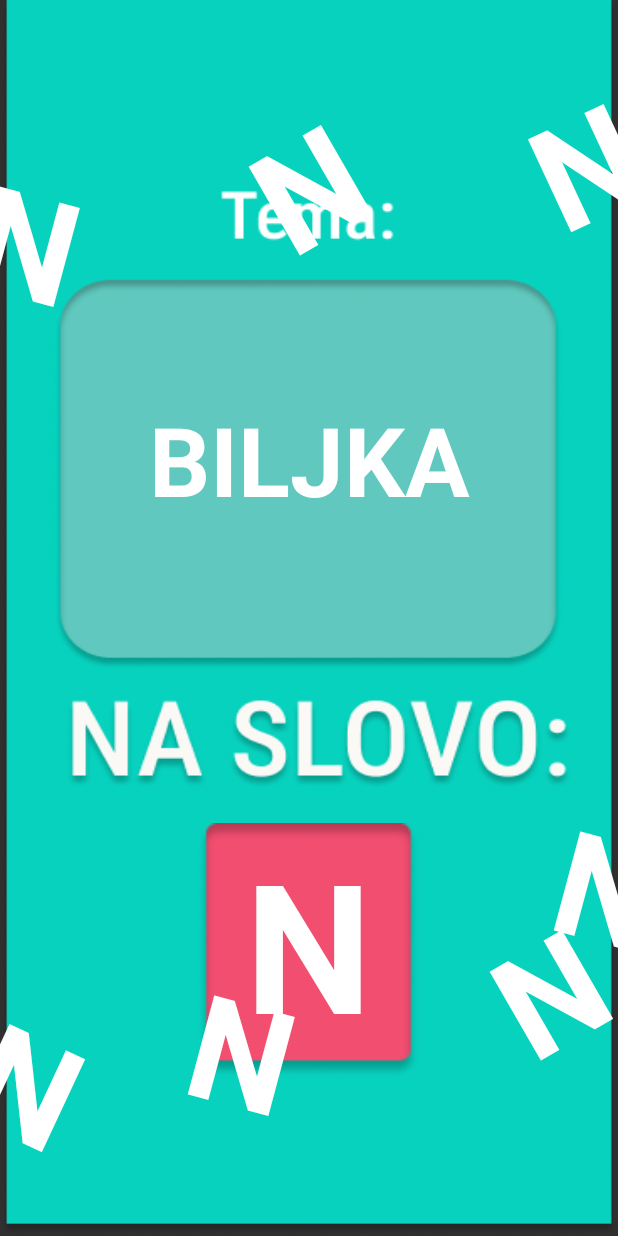
After one commit to milanv003/DrinkingGames, an Android app: the PijazbukaGameActivity screen opened directly, with no data from a screen before it, on a phone screen of 412 x 824 dp. The commit adds this screen. Run offline under Robolectric (Android 15) with nearby library versions, the phone set to English and light mode, and no system bars.

Commit message:
nedovrsen pijazbuka komit

```diff
--- /dev/null
+++ b/app/src/main/java/com/example/dg_demo/PijazbukaGameActivity.java
@@ -0,0 +1,67 @@
+package com.example.dg_demo;
+
+import androidx.appcompat.app.AppCompatActivity;
+
+import android.os.Bundle;
+import android.os.CountDownTimer;
+import android.view.View;
+import android.widget.TextView;
+import android.widget.Toast;
+
+import java.util.Random;
+
+public class PijazbukaGameActivity extends AppCompatActivity {
+
+    private TextView textTema;
+    private TextView[] textSlovo;
+
+    private String[] slova={"A","B","C","Č","Ć","D","Đ","E","F","G","H","I","J","K","L","LJ","M","N"
+            ,"NJ","O","P","R","S","Š","T","U","V","Z","Ž"};
+
+    private String[] teme={"SPORT","ŽIVOTINJA","ZEMLJA","GRAD","FILM","JEZERO","PLANINA","REKA"
+            ,"BILJKA","PREDMET","IME","POZNATA LIČNOST"};
+
+    private int brojIgraca = MainActivity.names.size();
+
+    private String trenSlovo,trenTema;
+
+    @Override
+    protected void onCreate(Bundle savedInstanceState) {
+        super.onCreate(savedInstanceState);
+        setContentView(R.layout.activity_pijazbuka_game);
+
+        textSlovo= new TextView[]{findViewById(R.id.textSlovoGlavno),
+                findViewById(R.id.textSlovo1), findViewById(R.id.textSlovo2), findViewById(R.id.textSlovo3)
+                , findViewById(R.id.textSlovo4), findViewById(R.id.textSlovo5), findViewById(R.id.textSlovo6)
+                , findViewById(R.id.textSlovo7)};
+        textTema=findViewById(R.id.textTema);
+        textSlovo[0].setOnClickListener(new View.OnClickListener() {
+            @Override
+            public void onClick(View view) {
+
+            }
+        });
+
+        dodelaSlovaITeme(false);
+
+
+    }
+
+    private void dodelaSlovaITeme(boolean megarandom)
+    {
+        Random rand=new Random();
+
+        trenSlovo=slova[rand.nextInt(slova.length)];
+        trenTema=teme[rand.nextInt(teme.length)];
+
+        for (TextView textView : textSlovo) {
+            textView.setText(trenSlovo);
+            if(megarandom)
+                trenSlovo=slova[rand.nextInt(slova.length)];
+        }
+        textTema.setText(trenTema);
+    }
+
+
+
+}
--- /dev/null
+++ b/app/src/main/res/drawable/play_button.xml
@@ -0,0 +1,5 @@
+<shape xmlns:android="http://schemas.android.com/apk/res/android"
+    android:shape="rectangle">
+    <corners android:radius="20dp" /> <!-- Adjust the radius as needed -->
+    <solid android:color="#F24E70" /> <!-- Set the button color -->
+</shape>
--- /dev/null
+++ b/app/src/main/res/layout/activity_pijazbuka_game.xml
@@ -0,0 +1,152 @@
+<?xml version="1.0" encoding="utf-8"?>
+<androidx.constraintlayout.widget.ConstraintLayout xmlns:android="http://schemas.android.com/apk/res/android"
+    xmlns:app="http://schemas.android.com/apk/res-auto"
+    xmlns:tools="http://schemas.android.com/tools"
+    android:layout_width="match_parent"
+    android:layout_height="match_parent"
+    android:background="@mipmap/pijazbuka_game2"
+    tools:context=".PijazbukaGameActivity">
+
+    <TextView
+        android:id="@+id/textSlovoGlavno"
+        android:layout_width="wrap_content"
+        android:layout_height="wrap_content"
+        android:background="@mipmap/rectangle_red"
+        android:text="D"
+        android:textColor="@color/white"
+        android:textSize="120sp"
+        android:paddingBottom="10dp"
+        android:paddingHorizontal="32dp"
+        android:textStyle="bold"
+        app:layout_constraintBottom_toBottomOf="parent"
+        app:layout_constraintEnd_toEndOf="parent"
+        app:layout_constraintHorizontal_bias="0.498"
+        app:layout_constraintStart_toStartOf="parent"
+        app:layout_constraintTop_toTopOf="parent"
+        app:layout_constraintVertical_bias="0.839" />
+
+    <TextView
+        android:id="@+id/textTema"
+        android:layout_width="300dp"
+        android:layout_height="wrap_content"
+        android:text="OSOBA"
+        android:textAlignment="center"
+        android:textColor="@color/white"
+        android:textSize="64sp"
+        android:textStyle="bold"
+        app:layout_constraintBottom_toBottomOf="parent"
+        app:layout_constraintEnd_toEndOf="parent"
+        app:layout_constraintStart_toStartOf="parent"
+        app:layout_constraintTop_toTopOf="parent"
+        app:layout_constraintVertical_bias="0.357" />
+
+    <TextView
+        android:id="@+id/textSlovo7"
+        android:layout_width="wrap_content"
+        android:layout_height="wrap_content"
+        android:layout_marginBottom="636dp"
+        android:rotation="330"
+        android:text="D"
+        android:textColor="@color/white"
+        android:textSize="96sp"
+        android:textStyle="bold"
+        app:layout_constraintBottom_toBottomOf="parent"
+        app:layout_constraintEnd_toEndOf="parent"
+        app:layout_constraintHorizontal_bias="0.498"
+        app:layout_constraintStart_toStartOf="parent" />
+
+    <TextView
+        android:id="@+id/textSlovo6"
+        android:layout_width="wrap_content"
+        android:layout_height="wrap_content"
+        android:layout_marginStart="356dp"
+        android:rotation="335"
+        android:text="D"
+        android:textColor="@color/white"
+        android:textSize="96sp"
+        android:textStyle="bold"
+        app:layout_constraintBottom_toBottomOf="parent"
+        app:layout_constraintStart_toStartOf="parent"
+        app:layout_constraintTop_toTopOf="parent"
+        app:layout_constraintVertical_bias="0.064" />
+
+    <TextView
+        android:id="@+id/textSlovo5"
+        android:layout_width="wrap_content"
+        android:layout_height="wrap_content"
+        android:layout_marginEnd="360dp"
+        android:rotation="15"
+        android:text="D"
+        android:textColor="@color/white"
+        android:textSize="96sp"
+        android:textStyle="bold"
+        app:layout_constraintBottom_toBottomOf="parent"
+        app:layout_constraintEnd_toEndOf="parent"
+        app:layout_constraintTop_toTopOf="parent"
+        app:layout_constraintVertical_bias="0.139" />
+
+    <TextView
+        android:id="@+id/textSlovo4"
+        android:layout_width="wrap_content"
+        android:layout_height="wrap_content"
+        android:layout_marginStart="372dp"
+        android:rotation="15"
+        android:text="D"
+        android:textColor="@color/white"
+        android:textSize="96sp"
+        android:textStyle="bold"
+        app:layout_constraintBottom_toBottomOf="parent"
+        app:layout_constraintStart_toStartOf="parent"
+        app:layout_constraintTop_toTopOf="parent"
+        app:layout_constraintVertical_bias="0.757" />
+
+    <TextView
+        android:id="@+id/textSlovo1"
+        android:layout_width="wrap_content"
+        android:layout_height="wrap_content"
+        android:layout_marginTop="636dp"
+        android:layout_marginEnd="216dp"
+        android:rotation="15"
+        android:text="D"
+        android:textColor="@color/white"
+        android:textSize="96sp"
+        android:textStyle="bold"
+        app:layout_constraintEnd_toEndOf="parent"
+        app:layout_constraintTop_toTopOf="parent" />
+
+    <TextView
+        android:id="@+id/textSlovo2"
+        android:layout_width="wrap_content"
+        android:layout_height="wrap_content"
+        android:layout_marginStart="332dp"
+        android:layout_marginTop="596dp"
+        android:rotation="330"
+        android:text="D"
+        android:textColor="@color/white"
+        android:textSize="96sp"
+        android:textStyle="bold"
+        app:layout_constraintStart_toStartOf="parent"
+        app:layout_constraintTop_toTopOf="parent" />
+
+    <TextView
+        android:id="@+id/textSlovo3"
+        android:layout_width="wrap_content"
+        android:layout_height="wrap_content"
+        android:layout_marginEnd="360dp"
+        android:rotation="25"
+        android:text="D"
+        android:textColor="@color/white"
+        android:textSize="96sp"
+        android:textStyle="bold"
+        app:layout_constraintBottom_toBottomOf="parent"
+        app:layout_constraintEnd_toEndOf="parent"
+        app:layout_constraintTop_toTopOf="parent"
+        app:layout_constraintVertical_bias="0.946" />
+
+    <androidx.constraintlayout.widget.Guideline
+        android:id="@+id/guideline"
+        android:layout_width="wrap_content"
+        android:layout_height="wrap_content"
+        android:orientation="vertical"
+        app:layout_constraintGuide_begin="51dp" />
+</androidx.constraintlayout.widget.ConstraintLayout>
```
Also changed, not shown: app/src/main/AndroidManifest.xml (+17 -6 lines), app/src/main/java/com/example/dg_demo/BlockbusterActivity.java (added, +13 -0 lines), app/src/main/java/com/example/dg_demo/GameLibraryActivity.java (+12 -2 lines), app/src/main/java/com/example/dg_demo/PijazbukaActivity.java (added, +29 -0 lines), app/src/main/res/layout/activity_blockbuster.xml (added, +17 -0 lines), app/src/main/res/layout/activity_pijazbuka.xml (added, +28 -0 lines), app/src/main/res/mipmap-hdpi/blockbuster_logo.png (added), app/src/main/res/mipmap-hdpi/pijazbuka_game.png (added), app/src/main/res/mipmap-hdpi/pijazbuka_game2.png (added), app/src/main/res/mipmap-hdpi/pijazbuka_main.png (added), app/src/main/res/mipmap-hdpi/pozadina_blockbuster.jpeg (added), app/src/main/res/mipmap-hdpi/rectangle_green.png (added), app/src/main/res/mipmap-hdpi/rectangle_red.png (added), app/src/main/res/mipmap-hdpi/rectangle_yellow.png (added).
